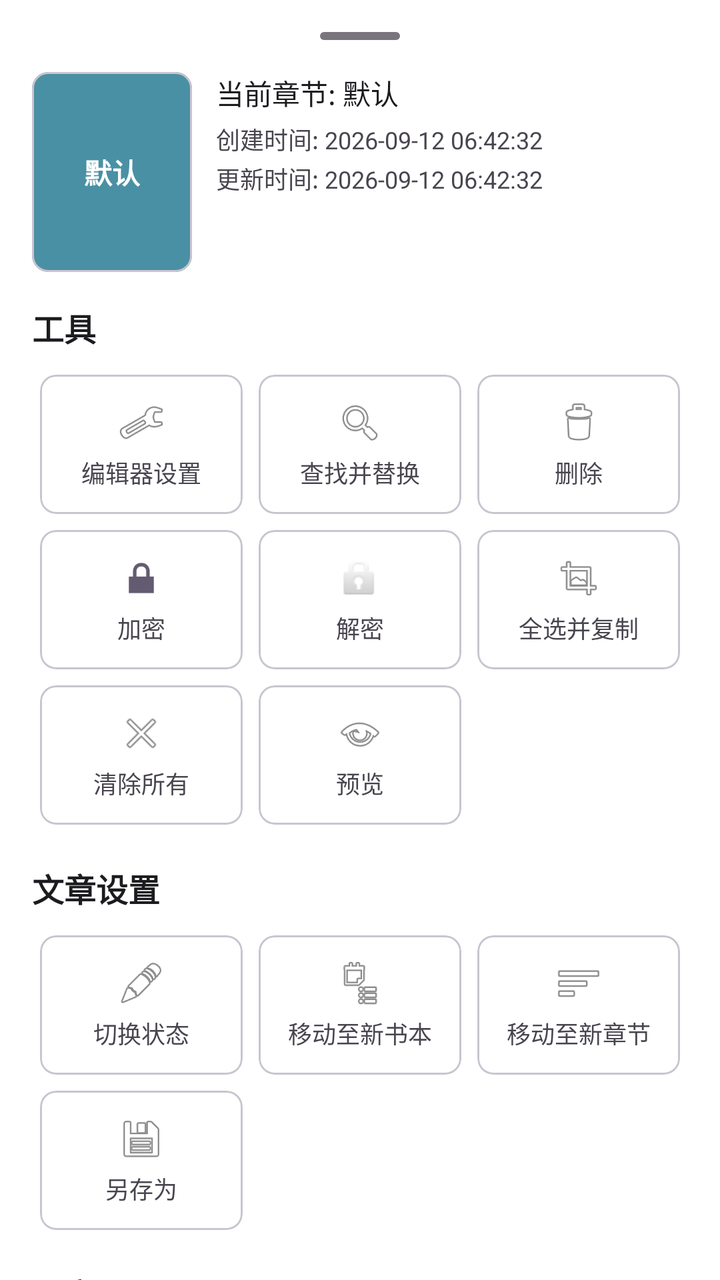
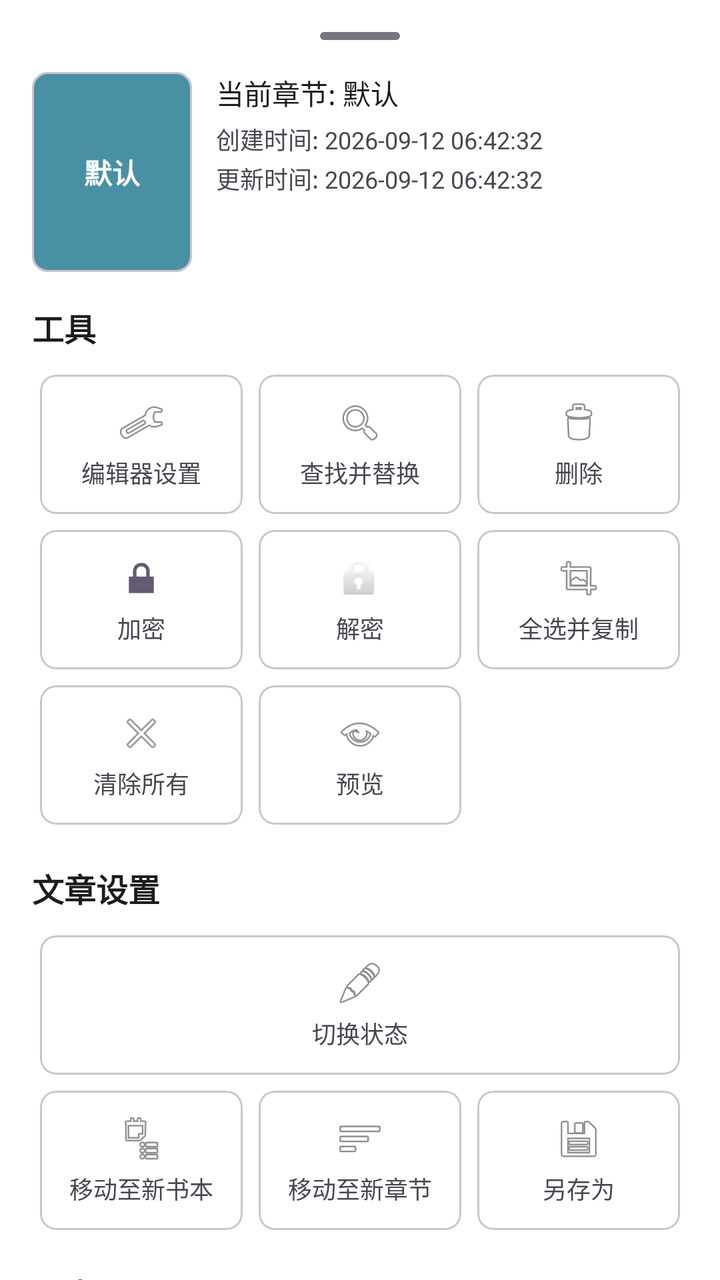

Screens rendered from an Android XML layout before and after an edit, with the pre-edit source and the edit as a unified diff.
<!-- AndroidManifest.xml: application theme Theme.MiaodiNote -->
<!-- res/layout/bottom_sheet_edit_options.xml -->
<?xml version="1.0" encoding="utf-8"?>
<androidx.core.widget.NestedScrollView xmlns:android="http://schemas.android.com/apk/res/android"
    xmlns:app="http://schemas.android.com/apk/res-auto"
    android:layout_width="match_parent"
    android:layout_height="wrap_content"
    android:fillViewport="true"
    android:background="?attr/colorSurface">

    <LinearLayout
        android:layout_width="match_parent"
        android:layout_height="wrap_content"
        android:orientation="vertical"
        android:padding="16dp">

    <View
        android:layout_width="40dp"
        android:layout_height="4dp"
        android:layout_gravity="center"
        android:background="@drawable/bg_sheet_handle"
        android:layout_marginBottom="16dp" />

    
    <LinearLayout
        android:layout_width="match_parent"
        android:layout_height="wrap_content"
        android:orientation="horizontal"
        android:layout_marginBottom="16dp">

        <com.google.android.material.card.MaterialCardView
            android:layout_width="80dp"
            android:layout_height="100dp"
            app:cardCornerRadius="8dp"
            app:cardBackgroundColor="?attr/colorPrimary"
            android:layout_marginEnd="12dp">

            <TextView
                android:id="@+id/tvChapterCard"
                android:layout_width="wrap_content"
                android:layout_height="wrap_content"
                android:layout_gravity="center"
                android:text="默认"
                android:textColor="@android:color/white"
                android:textSize="14sp"
                android:textStyle="bold" />
        </com.google.android.material.card.MaterialCardView>

        <LinearLayout
            android:layout_width="0dp"
            android:layout_height="wrap_content"
            android:layout_weight="1"
            android:orientation="vertical"
            android:gravity="center_vertical">

            <TextView
                android:id="@+id/tvChapterName"
                android:layout_width="wrap_content"
                android:layout_height="wrap_content"
                android:text="当前章节: 默认"
                android:textSize="14sp"
                android:textColor="?attr/colorOnSurface"
                android:layout_marginBottom="4dp" />

            <TextView
                android:id="@+id/tvCreateTime"
                android:layout_width="wrap_content"
                android:layout_height="wrap_content"
                android:text="创建时间: 2026-09-12 06:42:32"
                android:textSize="12sp"
                android:textColor="?attr/colorOnSurfaceVariant"
                android:layout_marginBottom="2dp" />

            <TextView
                android:id="@+id/tvUpdateTime"
                android:layout_width="wrap_content"
                android:layout_height="wrap_content"
                android:text="更新时间: 2026-09-12 06:42:32"
                android:textSize="12sp"
                android:textColor="?attr/colorOnSurfaceVariant" />
        </LinearLayout>
    </LinearLayout>

    
    <TextView
        android:layout_width="wrap_content"
        android:layout_height="wrap_content"
        android:text="工具"
        android:textSize="16sp"
        android:textStyle="bold"
        android:textColor="?attr/colorOnSurface"
        android:layout_marginBottom="8dp" />

    <GridLayout
        android:layout_width="match_parent"
        android:layout_height="wrap_content"
        android:columnCount="3"
        android:layout_marginBottom="16dp">

        <com.google.android.material.card.MaterialCardView
            android:id="@+id/btnEditorSettings"
            android:layout_width="0dp"
            android:layout_height="wrap_content"
            android:layout_columnWeight="1"
            android:layout_margin="4dp"
            app:cardCornerRadius="8dp"
            app:cardElevation="0dp"
            app:strokeWidth="1dp"
            app:strokeColor="?attr/colorOutlineVariant">

            <LinearLayout
                android:layout_width="match_parent"
                android:layout_height="wrap_content"
                android:orientation="vertical"
                android:gravity="center"
                android:padding="12dp">
                <ImageView
                    android:layout_width="24dp"
                    android:layout_height="24dp"
                    android:src="@android:drawable/ic_menu_preferences"
                    android:contentDescription="编辑器设置" />
                <TextView
                    android:layout_width="wrap_content"
                    android:layout_height="wrap_content"
                    android:layout_marginTop="4dp"
                    android:text="编辑器设置"
                    android:textSize="12sp" />
            </LinearLayout>
        </com.google.android.material.card.MaterialCardView>

        <com.google.android.material.card.MaterialCardView
            android:id="@+id/btnFindReplace"
            android:layout_width="0dp"
            android:layout_height="wrap_content"
            android:layout_columnWeight="1"
            android:layout_margin="4dp"
            app:cardCornerRadius="8dp"
            app:cardElevation="0dp"
            app:strokeWidth="1dp"
            app:strokeColor="?attr/colorOutlineVariant">

            <LinearLayout
                android:layout_width="match_parent"
                android:layout_height="wrap_content"
                android:orientation="vertical"
                android:gravity="center"
                android:padding="12dp">
                <ImageView
                    android:layout_width="24dp"
                    android:layout_height="24dp"
                    android:src="@android:drawable/ic_menu_search"
                    android:contentDescription="查找并替换" />
                <TextView
                    android:layout_width="wrap_content"
                    android:layout_height="wrap_content"
                    android:layout_marginTop="4dp"
                    android:text="查找并替换"
                    android:textSize="12sp" />
            </LinearLayout>
        </com.google.android.material.card.MaterialCardView>

        <com.google.android.material.card.MaterialCardView
            android:id="@+id/btnDelete"
            android:layout_width="0dp"
            android:layout_height="wrap_content"
            android:layout_columnWeight="1"
            android:layout_margin="4dp"
            app:cardCornerRadius="8dp"
            app:cardElevation="0dp"
            app:strokeWidth="1dp"
            app:strokeColor="?attr/colorOutlineVariant">

            <LinearLayout
                android:layout_width="match_parent"
                android:layout_height="wrap_content"
                android:orientation="vertical"
                android:gravity="center"
                android:padding="12dp">
                <ImageView
                    android:layout_width="24dp"
                    android:layout_height="24dp"
                    android:src="@android:drawable/ic_menu_delete"
                    android:contentDescription="删除" />
                <TextView
                    android:layout_width="wrap_content"
                    android:layout_height="wrap_content"
                    android:layout_marginTop="4dp"
                    android:text="删除"
                    android:textSize="12sp" />
            </LinearLayout>
        </com.google.android.material.card.MaterialCardView>

        <com.google.android.material.card.MaterialCardView
            android:id="@+id/btnEncrypt"
            android:layout_width="0dp"
            android:layout_height="wrap_content"
            android:layout_columnWeight="1"
            android:layout_margin="4dp"
            app:cardCornerRadius="8dp"
            app:cardElevation="0dp"
            app:strokeWidth="1dp"
            app:strokeColor="?attr/colorOutlineVariant">

            <LinearLayout
                android:layout_width="match_parent"
                android:layout_height="wrap_content"
                android:orientation="vertical"
                android:gravity="center"
                android:padding="12dp">
                <ImageView
                    android:layout_width="24dp"
                    android:layout_height="24dp"
                    android:src="@android:drawable/ic_lock_lock"
                    android:contentDescription="加密" />
                <TextView
                    android:layout_width="wrap_content"
                    android:layout_height="wrap_content"
                    android:layout_marginTop="4dp"
                    android:text="加密"
                    android:textSize="12sp" />
            </LinearLayout>
        </com.google.android.material.card.MaterialCardView>

        <com.google.android.material.card.MaterialCardView
            android:id="@+id/btnDecrypt"
            android:layout_width="0dp"
            android:layout_height="wrap_content"
            android:layout_columnWeight="1"
            android:layout_margin="4dp"
            app:cardCornerRadius="8dp"
            app:cardElevation="0dp"
            app:strokeWidth="1dp"
            app:strokeColor="?attr/colorOutlineVariant">

            <LinearLayout
                android:layout_width="match_parent"
                android:layout_height="wrap_content"
                android:orientation="vertical"
                android:gravity="center"
                android:padding="12dp">
                <ImageView
                    android:layout_width="24dp"
                    android:layout_height="24dp"
                    android:src="@android:drawable/ic_lock_idle_lock"
                    android:contentDescription="解密" />
                <TextView
                    android:layout_width="wrap_content"
                    android:layout_height="wrap_content"
                    android:layout_marginTop="4dp"
                    android:text="解密"
                    android:textSize="12sp" />
            </LinearLayout>
        </com.google.android.material.card.MaterialCardView>

        <com.google.android.material.card.MaterialCardView
            android:id="@+id/btnSelectAllCopy"
            android:layout_width="0dp"
            android:layout_height="wrap_content"
            android:layout_columnWeight="1"
            android:layout_margin="4dp"
            app:cardCornerRadius="8dp"
            app:cardElevation="0dp"
            app:strokeWidth="1dp"
            app:strokeColor="?attr/colorOutlineVariant">

            <LinearLayout
                android:layout_width="match_parent"
                android:layout_height="wrap_content"
                android:orientation="vertical"
                android:gravity="center"
                android:padding="12dp">
                <ImageView
                    android:layout_width="24dp"
                    android:layout_height="24dp"
                    android:src="@android:drawable/ic_menu_crop"
                    android:contentDescription="全选并复制" />
                <TextView
                    android:layout_width="wrap_content"
                    android:layout_height="wrap_content"
                    android:layout_marginTop="4dp"
                    android:text="全选并复制"
                    android:textSize="12sp" />
            </LinearLayout>
        </com.google.android.material.card.MaterialCardView>

        <com.google.android.material.card.MaterialCardView
            android:id="@+id/btnClearAll"
            android:layout_width="0dp"
            android:layout_height="wrap_content"
            android:layout_columnWeight="1"
            android:layout_margin="4dp"
            app:cardCornerRadius="8dp"
            app:cardElevation="0dp"
            app:strokeWidth="1dp"
            app:strokeColor="?attr/colorOutlineVariant">

            <LinearLayout
                android:layout_width="match_parent"
                android:layout_height="wrap_content"
                android:orientation="vertical"
                android:gravity="center"
                android:padding="12dp">
                <ImageView
                    android:layout_width="24dp"
                    android:layout_height="24dp"
                    android:src="@android:drawable/ic_menu_close_clear_cancel"
                    android:contentDescription="清除所有" />
                <TextView
                    android:layout_width="wrap_content"
                    android:layout_height="wrap_content"
                    android:layout_marginTop="4dp"
                    android:text="清除所有"
                    android:textSize="12sp" />
            </LinearLayout>
        </com.google.android.material.card.MaterialCardView>

        <com.google.android.material.card.MaterialCardView
            android:id="@+id/btnPreview"
            android:layout_width="0dp"
            android:layout_height="wrap_content"
            android:layout_columnWeight="1"
            android:layout_margin="4dp"
            app:cardCornerRadius="8dp"
            app:cardElevation="0dp"
            app:strokeWidth="1dp"
            app:strokeColor="?attr/colorOutlineVariant">

            <LinearLayout
                android:layout_width="match_parent"
                android:layout_height="wrap_content"
                android:orientation="vertical"
                android:gravity="center"
                android:padding="12dp">
                <ImageView
                    android:layout_width="24dp"
                    android:layout_height="24dp"
                    android:src="@android:drawable/ic_menu_view"
                    android:contentDescription="预览" />
                <TextView
                    android:layout_width="wrap_content"
                    android:layout_height="wrap_content"
                    android:layout_marginTop="4dp"
                    android:text="预览"
                    android:textSize="12sp" />
            </LinearLayout>
        </com.google.android.material.card.MaterialCardView>
    </GridLayout>

    
    <TextView
        android:layout_width="wrap_content"
        android:layout_height="wrap_content"
        android:text="文章设置"
        android:textSize="16sp"
        android:textStyle="bold"
        android:textColor="?attr/colorOnSurface"
        android:layout_marginBottom="8dp" />

    <GridLayout
        android:layout_width="match_parent"
        android:layout_height="wrap_content"
        android:columnCount="3"
        android:layout_marginBottom="16dp">

        <com.google.android.material.card.MaterialCardView
            android:id="@+id/btnSwitchStatus"
            android:layout_width="0dp"
            android:layout_height="wrap_content"
            android:layout_columnWeight="1"
            android:layout_margin="4dp"
            app:cardCornerRadius="8dp"
            app:cardElevation="0dp"
            app:strokeWidth="1dp"
            app:strokeColor="?attr/colorOutlineVariant">

            <LinearLayout
                android:layout_width="match_parent"
                android:layout_height="wrap_content"
                android:orientation="vertical"
                android:gravity="center"
                android:padding="12dp">
                <ImageView
                    android:layout_width="24dp"
                    android:layout_height="24dp"
                    android:src="@android:drawable/ic_menu_edit"
                    android:contentDescription="切换状态" />
                <TextView
                    android:layout_width="wrap_content"
                    android:layout_height="wrap_content"
                    android:layout_marginTop="4dp"
                    android:text="切换状态"
                    android:textSize="12sp" />
            </LinearLayout>
        </com.google.android.material.card.MaterialCardView>

        <com.google.android.material.card.MaterialCardView
            android:id="@+id/btnMoveToBook"
            android:layout_width="0dp"
            android:layout_height="wrap_content"
            android:layout_columnWeight="1"
            android:layout_margin="4dp"
            app:cardCornerRadius="8dp"
            app:cardElevation="0dp"
            app:strokeWidth="1dp"
            app:strokeColor="?attr/colorOutlineVariant">

            <LinearLayout
                android:layout_width="match_parent"
                android:layout_height="wrap_content"
                android:orientation="vertical"
                android:gravity="center"
                android:padding="12dp">
                <ImageView
                    android:layout_width="24dp"
                    android:layout_height="24dp"
                    android:src="@android:drawable/ic_menu_agenda"
                    android:contentDescription="移动文章至新书本" />
                <TextView
                    android:layout_width="wrap_content"
                    android:layout_height="wrap_content"
                    android:layout_marginTop="4dp"
                    android:text="移动至新书本"
                    android:textSize="12sp" />
            </LinearLayout>
        </com.google.android.material.card.MaterialCardView>

        <com.google.android.material.card.MaterialCardView
            android:id="@+id/btnMoveToChapter"
            android:layout_width="0dp"
            android:layout_height="wrap_content"
            android:layout_columnWeight="1"
            android:layout_margin="4dp"
            app:cardCornerRadius="8dp"
            app:cardElevation="0dp"
            app:strokeWidth="1dp"
            app:strokeColor="?attr/colorOutlineVariant">

            <LinearLayout
                android:layout_width="match_parent"
                android:layout_height="wrap_content"
                android:orientation="vertical"
                android:gravity="center"
                android:padding="12dp">
                <ImageView
                    android:layout_width="24dp"
                    android:layout_height="24dp"
                    android:src="@android:drawable/ic_menu_sort_by_size"
                    android:contentDescription="移动文章至新章节" />
                <TextView
                    android:layout_width="wrap_content"
                    android:layout_height="wrap_content"
                    android:layout_marginTop="4dp"
                    android:text="移动至新章节"
                    android:textSize="12sp" />
            </LinearLayout>
        </com.google.android.material.card.MaterialCardView>
        <com.google.android.material.card.MaterialCardView
            android:id="@+id/btnSaveAs"
            android:layout_width="0dp"
            android:layout_height="wrap_content"
            android:layout_columnWeight="1"
            android:layout_margin="4dp"
            app:cardCornerRadius="8dp"
            app:cardElevation="0dp"
            app:strokeWidth="1dp"
            app:strokeColor="?attr/colorOutlineVariant">

            <LinearLayout
                android:layout_width="match_parent"
                android:layout_height="wrap_content"
                android:orientation="vertical"
                android:gravity="center"
                android:padding="12dp">
                <ImageView
                    android:layout_width="24dp"
                    android:layout_height="24dp"
                    android:src="@android:drawable/ic_menu_save"
                    android:contentDescription="另存为" />
                <TextView
                    android:layout_width="wrap_content"
                    android:layout_height="wrap_content"
                    android:layout_marginTop="4dp"
                    android:text="另存为"
                    android:textSize="12sp" />
            </LinearLayout>
        </com.google.android.material.card.MaterialCardView>

    </GridLayout>

    
    <TextView
        android:layout_width="wrap_content"
        android:layout_height="wrap_content"
        android:text="分享"
        android:textSize="16sp"
        android:textStyle="bold"
        android:textColor="?attr/colorOnSurface"
        android:layout_marginBottom="8dp" />

    <GridLayout
        android:layout_width="match_parent"
        android:layout_height="wrap_content"
        android:columnCount="3"
        android:layout_marginBottom="16dp">

        <com.google.android.material.card.MaterialCardView
            android:id="@+id/btnShareQuote"
            android:layout_width="0dp"
            android:layout_height="wrap_content"
            android:layout_columnWeight="1"
            android:layout_margin="4dp"
            app:cardCornerRadius="8dp"
            app:cardElevation="0dp"
            app:strokeWidth="1dp"
            app:strokeColor="?attr/colorOutlineVariant">

            <LinearLayout
                android:layout_width="match_parent"
                android:layout_height="wrap_content"
                android:orientation="vertical"
                android:gravity="center"
                android:padding="12dp">
                <ImageView
                    android:layout_width="24dp"
                    android:layout_height="24dp"
                    android:src="@android:drawable/ic_menu_share"
                    android:contentDescription="分享到一言" />
                <TextView
                    android:layout_width="wrap_content"
                    android:layout_height="wrap_content"
                    android:layout_marginTop="4dp"
                    android:text="分享到一言"
                    android:textSize="12sp" />
            </LinearLayout>
        </com.google.android.material.card.MaterialCardView>

        <com.google.android.material.card.MaterialCardView
            android:id="@+id/btnShareLink"
            android:layout_width="0dp"
            android:layout_height="wrap_content"
            android:layout_columnWeight="1"
            android:layout_margin="4dp"
            app:cardCornerRadius="8dp"
            app:cardElevation="0dp"
            app:strokeWidth="1dp"
            app:strokeColor="?attr/colorOutlineVariant">

            <LinearLayout
                android:layout_width="match_parent"
                android:layout_height="wrap_content"
                android:orientation="vertical"
                android:gravity="center"
                android:padding="12dp">
                <ImageView
                    android:layout_width="24dp"
                    android:layout_height="24dp"
                    android:src="@android:drawable/ic_menu_set_as"
                    android:contentDescription="分享为链接" />
                <TextView
                    android:layout_width="wrap_content"
                    android:layout_height="wrap_content"
                    android:layout_marginTop="4dp"
                    android:text="分享为链接"
                    android:textSize="12sp" />
            </LinearLayout>
        </com.google.android.material.card.MaterialCardView>

        <com.google.android.material.card.MaterialCardView
            android:id="@+id/btnCollaborate"
            android:layout_width="0dp"
            android:layout_height="wrap_content"
            android:layout_columnWeight="1"
            android:layout_margin="4dp"
            app:cardCornerRadius="8dp"
            app:cardElevation="0dp"
            app:strokeWidth="1dp"
            app:strokeColor="?attr/colorOutlineVariant">

            <LinearLayout
                android:layout_width="match_parent"
                android:layout_height="wrap_content"
                android:orientation="vertical"
                android:gravity="center"
                android:padding="12dp">
                <ImageView
                    android:layout_width="24dp"
                    android:layout_height="24dp"
                    android:src="@android:drawable/ic_menu_add"
                    android:contentDescription="共享编辑" />
                <TextView
                    android:layout_width="wrap_content"
                    android:layout_height="wrap_content"
                    android:layout_marginTop="4dp"
                    android:text="共享编辑"
                    android:textSize="12sp" />
            </LinearLayout>
        </com.google.android.material.card.MaterialCardView>
    </GridLayout>

    
    <TextView
        android:layout_width="wrap_content"
        android:layout_height="wrap_content"
        android:text="导出"
        android:textSize="16sp"
        android:textStyle="bold"
        android:textColor="?attr/colorOnSurface"
        android:layout_marginBottom="8dp" />

    <GridLayout
        android:layout_width="match_parent"
        android:layout_height="wrap_content"
        android:columnCount="3">

        <com.google.android.material.card.MaterialCardView
            android:id="@+id/btnExportMd"
            android:layout_width="0dp"
            android:layout_height="wrap_content"
            android:layout_columnWeight="1"
            android:layout_margin="4dp"
            app:cardCornerRadius="8dp"
            app:cardElevation="0dp"
            app:strokeWidth="1dp"
            app:strokeColor="?attr/colorOutlineVariant">

            <LinearLayout
                android:layout_width="match_parent"
                android:layout_height="wrap_content"
                android:orientation="vertical"
                android:gravity="center"
                android:padding="12dp">
                <ImageView
                    android:layout_width="24dp"
                    android:layout_height="24dp"
                    android:src="@android:drawable/ic_menu_save"
                    android:contentDescription="另存为md" />
                <TextView
                    android:layout_width="wrap_content"
                    android:layout_height="wrap_content"
                    android:layout_marginTop="4dp"
                    android:text="另存为.md"
                    android:textSize="12sp" />
            </LinearLayout>
        </com.google.android.material.card.MaterialCardView>

        <com.google.android.material.card.MaterialCardView
            android:id="@+id/btnExportTxt"
            android:layout_width="0dp"
            android:layout_height="wrap_content"
            android:layout_columnWeight="1"
            android:layout_margin="4dp"
            app:cardCornerRadius="8dp"
            app:cardElevation="0dp"
            app:strokeWidth="1dp"
            app:strokeColor="?attr/colorOutlineVariant">

            <LinearLayout
                android:layout_width="match_parent"
                android:layout_height="wrap_content"
                android:orientation="vertical"
                android:gravity="center"
                android:padding="12dp">
                <ImageView
                    android:layout_width="24dp"
                    android:layout_height="24dp"
                    android:src="@android:drawable/ic_menu_save"
                    android:contentDescription="另存为txt" />
                <TextView
                    android:layout_width="wrap_content"
                    android:layout_height="wrap_content"
                    android:layout_marginTop="4dp"
                    android:text="另存为.txt"
                    android:textSize="12sp" />
            </LinearLayout>
        </com.google.android.material.card.MaterialCardView>

        <com.google.android.material.card.MaterialCardView
            android:id="@+id/btnExportPdf"
            android:layout_width="0dp"
            android:layout_height="wrap_content"
            android:layout_columnWeight="1"
            android:layout_margin="4dp"
            app:cardCornerRadius="8dp"
            app:cardElevation="0dp"
            app:strokeWidth="1dp"
            app:strokeColor="?attr/colorOutlineVariant">

            <LinearLayout
                android:layout_width="match_parent"
                android:layout_height="wrap_content"
                android:orientation="vertical"
                android:gravity="center"
                android:padding="12dp">
                <ImageView
                    android:layout_width="24dp"
                    android:layout_height="24dp"
                    android:src="@android:drawable/ic_menu_save"
                    android:contentDescription="另存为pdf" />
                <TextView
                    android:layout_width="wrap_content"
                    android:layout_height="wrap_content"
                    android:layout_marginTop="4dp"
                    android:text="另存为.pdf"
                    android:textSize="12sp" />
            </LinearLayout>
        </com.google.android.material.card.MaterialCardView>

        <com.google.android.material.card.MaterialCardView
            android:id="@+id/btnExportHtml"
            android:layout_width="0dp"
            android:layout_height="wrap_content"
            android:layout_columnWeight="1"
            android:layout_margin="4dp"
            app:cardCornerRadius="8dp"
            app:cardElevation="0dp"
            app:strokeWidth="1dp"
            app:strokeColor="?attr/colorOutlineVariant">

            <LinearLayout
                android:layout_width="match_parent"
                android:layout_height="wrap_content"
                android:orientation="vertical"
                android:gravity="center"
                android:padding="12dp">
                <ImageView
                    android:layout_width="24dp"
                    android:layout_height="24dp"
                    android:src="@android:drawable/ic_menu_save"
                    android:contentDescription="另存为html" />
                <TextView
                    android:layout_width="wrap_content"
                    android:layout_height="wrap_content"
                    android:layout_marginTop="4dp"
                    android:text="另存为.html"
                    android:textSize="12sp" />
            </LinearLayout>
        </com.google.android.material.card.MaterialCardView>

        <com.google.android.material.card.MaterialCardView
            android:id="@+id/btnExportImage"
            android:layout_width="0dp"
            android:layout_height="wrap_content"
            android:layout_columnWeight="1"
            android:layout_margin="4dp"
            app:cardCornerRadius="8dp"
            app:cardElevation="0dp"
            app:strokeWidth="1dp"
            app:strokeColor="?attr/colorOutlineVariant">

            <LinearLayout
                android:layout_width="match_parent"
                android:layout_height="wrap_content"
                android:orientation="vertical"
                android:gravity="center"
                android:padding="12dp">
                <ImageView
                    android:layout_width="24dp"
                    android:layout_height="24dp"
                    android:src="@android:drawable/ic_menu_gallery"
                    android:contentDescription="另存为图片" />
                <TextView
                    android:layout_width="wrap_content"
                    android:layout_height="wrap_content"
                    android:layout_marginTop="4dp"
                    android:text="另存为图片"
                    android:textSize="12sp" />
            </LinearLayout>
        </com.google.android.material.card.MaterialCardView>

        <com.google.android.material.card.MaterialCardView
            android:id="@+id/btnExportPreview"
            android:layout_width="0dp"
            android:layout_height="wrap_content"
            android:layout_columnWeight="1"
            android:layout_margin="4dp"
            app:cardCornerRadius="8dp"
            app:cardElevation="0dp"
            app:strokeWidth="1dp"
            app:strokeColor="?attr/colorOutlineVariant">

            <LinearLayout
                android:layout_width="match_parent"
                android:layout_height="wrap_content"
                android:orientation="vertical"
                android:gravity="center"
                android:padding="12dp">
                <ImageView
                    android:layout_width="24dp"
                    android:layout_height="24dp"
                    android:src="@android:drawable/ic_menu_view"
                    android:contentDescription="导出预览图" />
                <TextView
                    android:layout_width="wrap_content"
                    android:layout_height="wrap_content"
                    android:layout_marginTop="4dp"
                    android:text="导出预览图"
                    android:textSize="12sp" />
            </LinearLayout>
        </com.google.android.material.card.MaterialCardView>
    </GridLayout>
    </LinearLayout>
</androidx.core.widget.NestedScrollView>
<!-- resources referenced by this layout -->
<resources>
  <!-- drawable bg_sheet_handle (drawable) -->
  <?xml version="1.0" encoding="utf-8"?>
  <shape xmlns:android="http://schemas.android.com/apk/res/android"
      android:shape="rectangle">
      <solid android:color="?attr/colorOutline" />
      <corners android:radius="2dp" />
  </shape>
  <style name="Theme.MiaodiNote" parent="Theme.Material3.Light.NoActionBar">
          <item name="colorPrimary">@color/primary</item>
          <item name="colorOnPrimary">@android:color/white</item>
          <item name="colorPrimaryContainer">@color/primary</item>
          <item name="colorOnPrimaryContainer">@android:color/white</item>
          <item name="colorSecondaryContainer">@color/amber</item>
          <item name="colorOnSecondaryContainer">@android:color/white</item>
          <item name="colorSurface">@color/surface</item>
          <item name="colorOnSurface">@color/on_surface</item>
          <item name="colorOnSurfaceVariant">@color/on_surface_variant</item>
          <item name="colorOutline">@color/outline</item>
          <item name="colorOutlineVariant">@color/outline_variant</item>
          <item name="android:statusBarColor">@color/primary_dark</item>
          <item name="android:navigationBarColor">@color/surface</item>
      </style>
  <color name="primary">#4A90A4</color>
  <color name="amber">#FFB300</color>
  <color name="surface">#FFFFFF</color>
  <color name="on_surface">#1C1B1F</color>
  <color name="on_surface_variant">#49454F</color>
  <color name="outline">#79747E</color>
  <color name="outline_variant">#CAC4D0</color>
  <color name="primary_dark">#3D7A8C</color>
</resources>

<!-- the commit's change to res/layout/bottom_sheet_edit_options.xml (unified diff, before → after) -->
@@ -362,6 +362,7 @@
 
         <com.google.android.material.card.MaterialCardView
             android:id="@+id/btnSwitchStatus"
+            android:layout_columnSpan="3"
             android:layout_width="0dp"
             android:layout_height="wrap_content"
             android:layout_columnWeight="1"
@@ -485,115 +486,6 @@
 
     </GridLayout>
 
-    
-    <TextView
-        android:layout_width="wrap_content"
-        android:layout_height="wrap_content"
-        android:text="分享"
-        android:textSize="16sp"
-        android:textStyle="bold"
-        android:textColor="?attr/colorOnSurface"
-        android:layout_marginBottom="8dp" />
-
-    <GridLayout
-        android:layout_width="match_parent"
-        android:layout_height="wrap_content"
-        android:columnCount="3"
-        android:layout_marginBottom="16dp">
-
-        <com.google.android.material.card.MaterialCardView
-            android:id="@+id/btnShareQuote"
-            android:layout_width="0dp"
-            android:layout_height="wrap_content"
-            android:layout_columnWeight="1"
-            android:layout_margin="4dp"
-            app:cardCornerRadius="8dp"
-            app:cardElevation="0dp"
-            app:strokeWidth="1dp"
-            app:strokeColor="?attr/colorOutlineVariant">
-
-            <LinearLayout
-                android:layout_width="match_parent"
-                android:layout_height="wrap_content"
-                android:orientation="vertical"
-                android:gravity="center"
-                android:padding="12dp">
-                <ImageView
-                    android:layout_width="24dp"
-                    android:layout_height="24dp"
-                    android:src="@android:drawable/ic_menu_share"
-                    android:contentDescription="分享到一言" />
-                <TextView
-                    android:layout_width="wrap_content"
-                    android:layout_height="wrap_content"
-                    android:layout_marginTop="4dp"
-                    android:text="分享到一言"
-                    android:textSize="12sp" />
-            </LinearLayout>
-        </com.google.android.material.card.MaterialCardView>
-
-        <com.google.android.material.card.MaterialCardView
-            android:id="@+id/btnShareLink"
-            android:layout_width="0dp"
-            android:layout_height="wrap_content"
-            android:layout_columnWeight="1"
-            android:layout_margin="4dp"
-            app:cardCornerRadius="8dp"
-            app:cardElevation="0dp"
-            app:strokeWidth="1dp"
-            app:strokeColor="?attr/colorOutlineVariant">
-
-            <LinearLayout
-                android:layout_width="match_parent"
-                android:layout_height="wrap_content"
-                android:orientation="vertical"
-                android:gravity="center"
-                android:padding="12dp">
-                <ImageView
-                    android:layout_width="24dp"
-                    android:layout_height="24dp"
-                    android:src="@android:drawable/ic_menu_set_as"
-                    android:contentDescription="分享为链接" />
-                <TextView
-                    android:layout_width="wrap_content"
-                    android:layout_height="wrap_content"
-                    android:layout_marginTop="4dp"
-                    android:text="分享为链接"
-                    android:textSize="12sp" />
-            </LinearLayout>
-        </com.google.android.material.card.MaterialCardView>
-
-        <com.google.android.material.card.MaterialCardView
-            android:id="@+id/btnCollaborate"
-            android:layout_width="0dp"
-            android:layout_height="wrap_content"
-            android:layout_columnWeight="1"
-            android:layout_margin="4dp"
-            app:cardCornerRadius="8dp"
-            app:cardElevation="0dp"
-            app:strokeWidth="1dp"
-            app:strokeColor="?attr/colorOutlineVariant">
-
-            <LinearLayout
-                android:layout_width="match_parent"
-                android:layout_height="wrap_content"
-                android:orientation="vertical"
-                android:gravity="center"
-                android:padding="12dp">
-                <ImageView
-                    android:layout_width="24dp"
-                    android:layout_height="24dp"
-                    android:src="@android:drawable/ic_menu_add"
-                    android:contentDescription="共享编辑" />
-                <TextView
-                    android:layout_width="wrap_content"
-                    android:layout_height="wrap_content"
-                    android:layout_marginTop="4dp"
-                    android:text="共享编辑"
-                    android:textSize="12sp" />
-            </LinearLayout>
-        </com.google.android.material.card.MaterialCardView>
-    </GridLayout>
 
     
     <TextView
